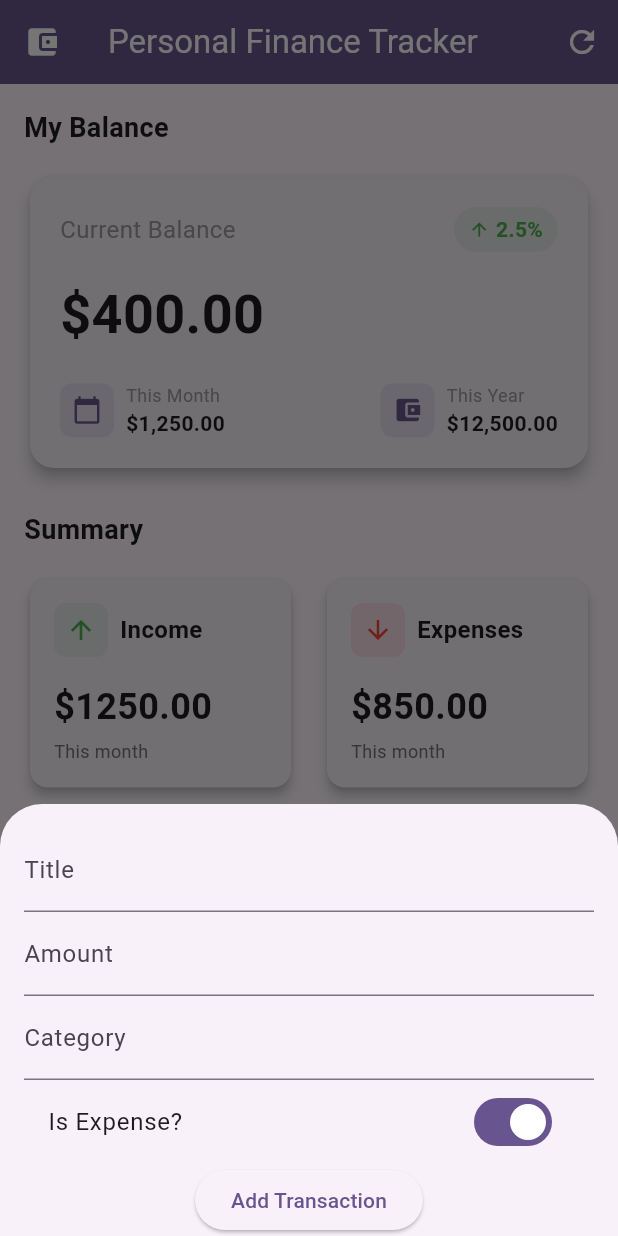
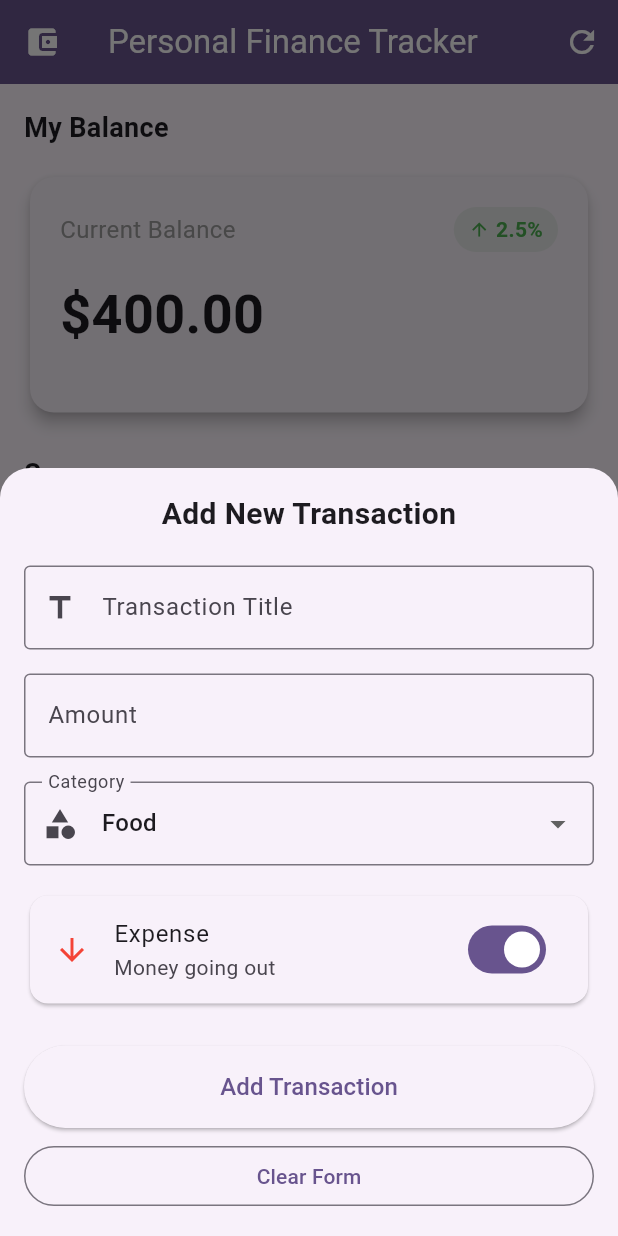
Before and after one commit to Al-aqua/personal_finance_tracker, a Flutter app: the screen it shows after launch, after a tap on the "add" icon, on a phone screen of 412 x 824 dp. Run offline on Flutter 3.47's test engine with Material 3 defaults, Android fonts, the phone set to English and light mode, and no system bars.

Commit message:
Chapter 4

```diff
--- /dev/null
+++ b/lib/widgets/add_transaction_form.dart
@@ -0,0 +1,198 @@
+import 'package:flutter/material.dart';
+import 'package:intl/intl.dart';
+
+class AddTransactionForm extends StatefulWidget {
+  final Function(String, double, String, bool) onAddTransaction;
+
+  const AddTransactionForm({super.key, required this.onAddTransaction});
+
+  @override
+  State<AddTransactionForm> createState() => _AddTransactionFormState();
+}
+
+class _AddTransactionFormState extends State<AddTransactionForm> {
+  // Form key for validation
+  final _formKey = GlobalKey<FormState>();
+
+  // Controllers for text inputs
+  final _titleController = TextEditingController();
+  final _amountController = TextEditingController();
+
+  // Form state variables
+  String _selectedCategory = 'Food';
+  bool _isExpense = true;
+
+  // Available categories
+  final List<String> _categories = [
+    'Food',
+    'Shopping',
+    'Transport',
+    'Entertainment',
+    'Utilities',
+    'Salary',
+    'Gift',
+    'Other',
+  ];
+
+  @override
+  void dispose() {
+    // Clean up controllers
+    _titleController.dispose();
+    _amountController.dispose();
+    super.dispose();
+  }
+
+  // Method to submit the form
+  void _submitForm() {
+    if (!_formKey.currentState!.validate()) {
+      return; // Form is not valid
+    }
+
+    final title = _titleController.text;
+    final amount = double.parse(_amountController.text);
+
+    widget.onAddTransaction(title, amount, _selectedCategory, _isExpense);
+
+    Navigator.of(context).pop(); // Close the form
+  }
+
+  void _clearForm() {
+    _titleController.clear();
+    _amountController.clear();
+    setState(() {
+      _selectedCategory = 'Food';
+      _isExpense = true;
+    });
+  }
+
+  @override
+  Widget build(BuildContext context) {
+    return Padding(
+      padding: EdgeInsets.only(
+        bottom: MediaQuery.of(context).viewInsets.bottom,
+        left: 16,
+        right: 16,
+        top: 16,
+      ),
+      child: Form(
+        key: _formKey,
+        child: Column(
+          mainAxisSize: MainAxisSize.min,
+          crossAxisAlignment: CrossAxisAlignment.stretch,
+          children: [
+            // Form title
+            const Text(
+              'Add New Transaction',
+              style: TextStyle(fontSize: 20, fontWeight: FontWeight.bold),
+              textAlign: TextAlign.center,
+            ),
+            const SizedBox(height: 20),
+
+            // Title input
+            TextFormField(
+              controller: _titleController,
+              decoration: const InputDecoration(
+                labelText: 'Transaction Title',
+                hintText: 'e.g., Grocery Shopping',
+                border: OutlineInputBorder(),
+                prefixIcon: Icon(Icons.title),
+              ),
+              validator: (value) {
+                if (value == null || value.isEmpty) {
+                  return 'Please enter a title';
+                }
+                if (value.length < 3) {
+                  return 'Title must be at least 3 characters';
+                }
+                return null;
+              },
+            ),
+            const SizedBox(height: 16),
+
+            // Amount input
+            TextFormField(
+              controller: _amountController,
+              decoration: const InputDecoration(
+                labelText: 'Amount',
+                prefixText: '\$ ',
+                border: OutlineInputBorder(),
+              ),
+              keyboardType: TextInputType.numberWithOptions(decimal: true),
+              onChanged: (value) {
+                // Format the input as currency
+                if (value.isNotEmpty) {
+                  final amount = double.tryParse(value);
+                  if (amount != null) {
+                    final formatted = NumberFormat.currency(
+                      symbol: '',
+                    ).format(amount);
+                    // Update controller without triggering onChanged again
+                  }
+                }
+              },
+            ),
+            const SizedBox(height: 16),
+
+            // Category dropdown
+            DropdownButtonFormField<String>(
+              value: _selectedCategory,
+              decoration: const InputDecoration(
+                labelText: 'Category',
+                border: OutlineInputBorder(),
+                prefixIcon: Icon(Icons.category),
+              ),
+              items: _categories.map((category) {
+                return DropdownMenuItem(value: category, child: Text(category));
+              }).toList(),
+              onChanged: (value) {
+                setState(() {
+                  _selectedCategory = value!;
+                });
+              },
+            ),
+            const SizedBox(height: 16),
+
+            // Income/Expense toggle
+            Card(
+              child: SwitchListTile(
+                title: Text(_isExpense ? 'Expense' : 'Income'),
+                subtitle: Text(
+                  _isExpense ? 'Money going out' : 'Money coming in',
+                ),
+                value: _isExpense,
+                onChanged: (value) {
+                  setState(() {
+                    _isExpense = value;
+                  });
+                },
+                secondary: Icon(
+                  _isExpense ? Icons.arrow_downward : Icons.arrow_upward,
+                  color: _isExpense ? Colors.red : Colors.green,
+                ),
+              ),
+            ),
+            const SizedBox(height: 24),
+
+            // Submit button
+            ElevatedButton(
+              onPressed: _submitForm,
+              style: ElevatedButton.styleFrom(
+                padding: const EdgeInsets.symmetric(vertical: 16),
+              ),
+              child: const Text(
+                'Add Transaction',
+                style: TextStyle(fontSize: 16),
+              ),
+            ),
+            const SizedBox(height: 8),
+            OutlinedButton(
+              onPressed: _clearForm,
+              child: const Text('Clear Form'),
+            ),
+            const SizedBox(height: 16),
+          ],
+        ),
+      ),
+    );
+  }
+}
--- a/lib/widgets/balance_overview_card.dart
+++ b/lib/widgets/balance_overview_card.dart
@@ -1,7 +1,8 @@
 import 'package:flutter/material.dart';
 
 class BalanceOverviewCard extends StatelessWidget {
-  const BalanceOverviewCard({super.key});
+  const BalanceOverviewCard({super.key, required this.balance});
+  final double balance;
 
   @override
   Widget build(BuildContext context) {
@@ -52,61 +53,9 @@ class BalanceOverviewCard extends StatelessWidget {
               style: TextStyle(fontSize: 36, fontWeight: FontWeight.bold),
             ),
             const SizedBox(height: 20),
-            Row(
-              mainAxisAlignment: MainAxisAlignment.spaceBetween,
-              children: [
-                _buildBalanceDetail(
-                  context,
-                  Icons.calendar_today,
-                  'This Month',
-                  '\$1,250.00',
-                ),
-                _buildBalanceDetail(
-                  context,
-                  Icons.account_balance_wallet,
-                  'This Year',
-                  '\$12,500.00',
-                ),
-              ],
-            ),
           ],
         ),
       ),
     );
   }
-
-  Widget _buildBalanceDetail(
-    BuildContext context,
-    IconData icon,
-    String label,
-    String amount,
-  ) {
-    return Row(
-      children: [
-        Container(
-          padding: const EdgeInsets.all(8),
-          decoration: BoxDecoration(
-            color: Theme.of(context).colorScheme.primary.withOpacity(0.1),
-            borderRadius: BorderRadius.circular(8),
-          ),
-          child: Icon(
-            icon,
-            color: Theme.of(context).colorScheme.primary,
-            size: 20,
-          ),
-        ),
-        const SizedBox(width: 8),
-        Column(
-          crossAxisAlignment: CrossAxisAlignment.start,
-          children: [
-            Text(
-              label,
-              style: const TextStyle(fontSize: 12, color: Colors.grey),
-            ),
-            Text(amount, style: const TextStyle(fontWeight: FontWeight.bold)),
-          ],
-        ),
-      ],
-    );
-  }
 }
--- a/lib/widgets/finance_dashboard.dart
+++ b/lib/widgets/finance_dashboard.dart
@@ -3,6 +3,7 @@ import 'package:personal_finance_tracker/models/transaction.dart';
 import 'package:personal_finance_tracker/widgets/balance_overview_card.dart';
 import 'package:personal_finance_tracker/widgets/grouped_transaction_list.dart';
 import 'package:personal_finance_tracker/widgets/summary_card.dart';
+import 'package:personal_finance_tracker/widgets/add_transaction_form.dart';
 
 class FinanceDashboard extends StatefulWidget {
   const FinanceDashboard({super.key});
@@ -73,6 +74,12 @@ class _FinanceDashboardState extends State<FinanceDashboard> {
     ),
   ];
 
+  void _deleteTransaction(String id) {
+    setState(() {
+      _transactions.removeWhere((tx) => tx.id == id);
+    });
+  }
+
   void _addTransaction(
     String title,
     double amount,
@@ -93,74 +100,34 @@ class _FinanceDashboardState extends State<FinanceDashboard> {
     });
   }
 
-  void _deleteTransaction(String id) {
-    setState(() {
-      _transactions.removeWhere((tx) => tx.id == id);
-    });
-  }
-
   void _startAddTransaction(BuildContext context) {
-    String title = '';
-    String category = '';
-    String amountStr = '';
-    bool isExpense = true;
-
     showModalBottomSheet(
       context: context,
       isScrollControlled: true,
+      shape: const RoundedRectangleBorder(
+        borderRadius: BorderRadius.vertical(top: Radius.circular(20)),
+      ),
       builder: (_) {
-        return Padding(
-          padding: EdgeInsets.only(
-            bottom: MediaQuery.of(context).viewInsets.bottom,
-            left: 16,
-            right: 16,
-            top: 16,
-          ),
-          child: Column(
-            mainAxisSize: MainAxisSize.min,
-            children: [
-              TextField(
-                decoration: const InputDecoration(labelText: 'Title'),
-                onChanged: (value) => title = value,
-              ),
-              TextField(
-                decoration: const InputDecoration(labelText: 'Amount'),
-                keyboardType: TextInputType.number,
-                onChanged: (value) => amountStr = value,
-              ),
-              TextField(
-                decoration: const InputDecoration(labelText: 'Category'),
-                onChanged: (value) => category = value,
-              ),
-              SwitchListTile(
-                title: const Text('Is Expense?'),
-                value: isExpense,
-                onChanged: (value) {
-                  setState(() {
-                    isExpense = value;
-                  });
-                },
-              ),
-              ElevatedButton(
-                onPressed: () {
-                  if (title.isEmpty || amountStr.isEmpty || category.isEmpty) {
-                    return;
-                  }
-                  _addTransaction(
-                    title,
-                    double.parse(amountStr),
-                    category,
-                    isExpense,
-                  );
-                  Navigator.of(context).pop();
-                },
-                child: const Text('Add Transaction'),
-              ),
-            ],
-          ),
-        );
+        return AddTransactionForm(onAddTransaction: _addTransaction);
       },
     );
+  }
+
+  // Calculate totals for summary cards
+  double get _totalIncome {
+    return _transactions
+        .where((tx) => !tx.isExpense)
+        .fold(0.0, (sum, tx) => sum + tx.amount);
+  }
+
+  double get _totalExpenses {
+    return _transactions
+        .where((tx) => tx.isExpense)
+        .fold(0.0, (sum, tx) => sum + tx.amount);
+  }
+
+  double get _balance {
+    return _totalIncome - _totalExpenses;
   }
 
   @override
@@ -179,7 +146,7 @@ class _FinanceDashboardState extends State<FinanceDashboard> {
             const SizedBox(height: 16),
 
             // Balance Card
-            const BalanceOverviewCard(),
+            BalanceOverviewCard(balance: _balance),
             const SizedBox(height: 24),
 
             // Income & Expenses Row
@@ -190,12 +157,12 @@ class _FinanceDashboardState extends State<FinanceDashboard> {
             const SizedBox(height: 16),
 
             // Income and Expense cards
-            const Row(
+            Row(
               children: [
                 Expanded(
                   child: SummaryCard(
                     title: 'Income',
-                    amount: 1250.00,
+                    amount: _totalIncome,
                     icon: Icons.arrow_upward,
                     color: Colors.green,
                   ),
@@ -204,7 +171,7 @@ class _FinanceDashboardState extends State<FinanceDashboard> {
                 Expanded(
                   child: SummaryCard(
                     title: 'Expenses',
-                    amount: 850.00,
+                    amount: _totalExpenses,
                     icon: Icons.arrow_downward,
                     color: Colors.red,
                   ),
@@ -278,10 +245,8 @@ class _FinanceDashboardState extends State<FinanceDashboard> {
         ),
       ),
       floatingActionButton: FloatingActionButton(
-        onPressed: () {
-          _startAddTransaction(context);
-        },
-        child: Icon(Icons.add),
+        onPressed: () => _startAddTransaction(context),
+        child: const Icon(Icons.add),
       ),
     );
   }
--- a/pubspec.yaml
+++ b/pubspec.yaml
@@ -35,6 +35,9 @@ dependencies:
   # Use with the CupertinoIcons class for iOS style icons.
   cupertino_icons: ^1.0.8
   intl: ^0.20.2
+  sqflite: ^2.4.2
+  path: ^1.9.1
+  shared_preferences: ^2.5.3
 
 dev_dependencies:
   flutter_test:
```
Also changed, not shown: pubspec.lock, 1 other file.
